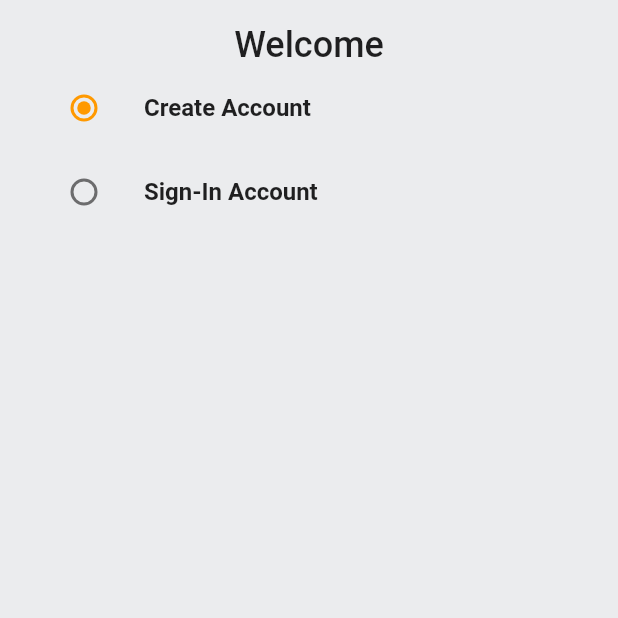
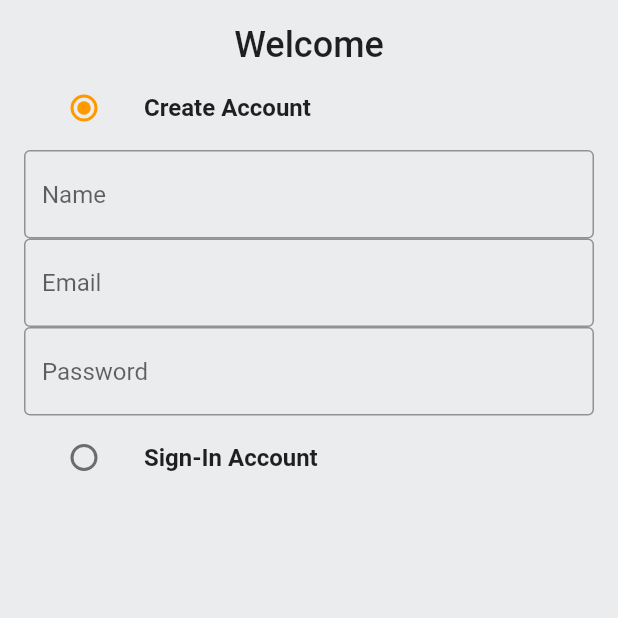
Before and after one commit to srivnaman/Flutter-App, a Flutter app: the screen it shows after launch, on a phone screen of 412 x 824 dp, the top half of it. Run offline on Flutter 3.47's test engine with Material 2 defaults, Android fonts, the phone set to English and light mode, and no system bars.

Commit message:
added Custom Text Field

```diff
--- a/practice_app/lib/common/widgets/custom_text_field.dart
+++ b/practice_app/lib/common/widgets/custom_text_field.dart
@@ -1,10 +1,23 @@
 import 'package:flutter/material.dart';
 
 class CustomTextField extends StatelessWidget {
-  const CustomTextField({super.key});
+  final TextEditingController controller;
+  final String hintText;
+  const CustomTextField(
+      {Key? key, required this.controller, required this.hintText})
+      : super(key: key);
 
   @override
   Widget build(BuildContext context) {
-    return TextFormField();
+    return TextFormField(
+      controller: controller,
+      decoration: InputDecoration(
+          hintText: hintText,
+          border: const OutlineInputBorder(
+              borderSide: BorderSide(
+            color: Colors.black26,
+          ))),
+      validator: (val) {},
+    );
   }
 }
--- a/practice_app/lib/features/auth/screens/auth_screen.dart
+++ b/practice_app/lib/features/auth/screens/auth_screen.dart
@@ -1,4 +1,5 @@
 import 'package:flutter/material.dart';
+import 'package:practice_app/common/widgets/custom_text_field.dart';
 import 'package:practice_app/constants/global_variables.dart';
 
 enum Auth {
@@ -18,6 +19,20 @@ class _AuthScreenState extends State<AuthScreen> {
   Auth _auth = Auth.signup;
   final _signUpFormKey = GlobalKey<FormState>();
   final _signInFormKey = GlobalKey<FormState>();
+  final TextEditingController _emailController = TextEditingController();
+  final TextEditingController _passwordController = TextEditingController();
+  final TextEditingController _nameController = TextEditingController();
+
+  @override
+void dispose() {
+    // TODO: implement dispose
+    super.dispose();
+    _emailController.dispose();
+    _nameController.dispose();
+    _passwordController.dispose();
+  }
+
+
   @override
   Widget build(BuildContext context) {
     return Scaffold(
@@ -49,10 +64,14 @@ class _AuthScreenState extends State<AuthScreen> {
                 }),
               ),
             ),
-            if(_auth == Auth.signup)
-              Form(key: _signUpFormKey,
-              child: Column()),
-
+            if (_auth == Auth.signup)
+              Form(
+                  key: _signUpFormKey,
+                  child: Column(
+                    children: [CustomTextField(controller: _nameController,hintText: "Name",),
+                      CustomTextField(controller: _emailController,hintText: "Email",),
+                    CustomTextField(controller: _passwordController,hintText: "Password",)],
+                  )),
 
             ListTile(
               title: const Text(
```
